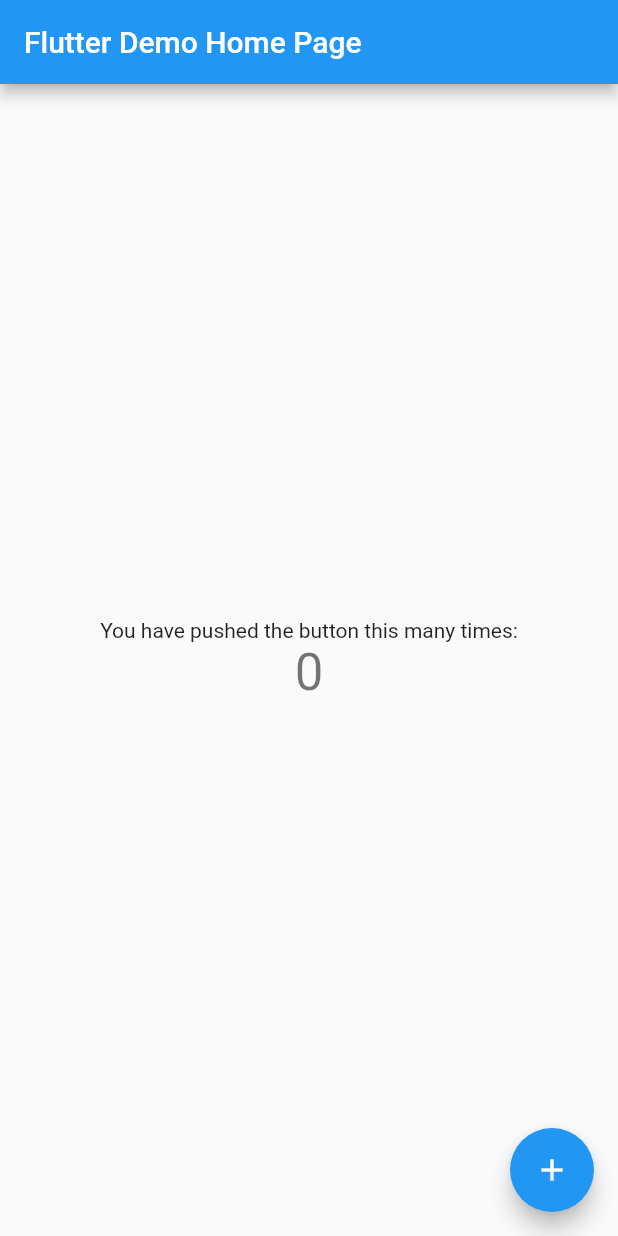
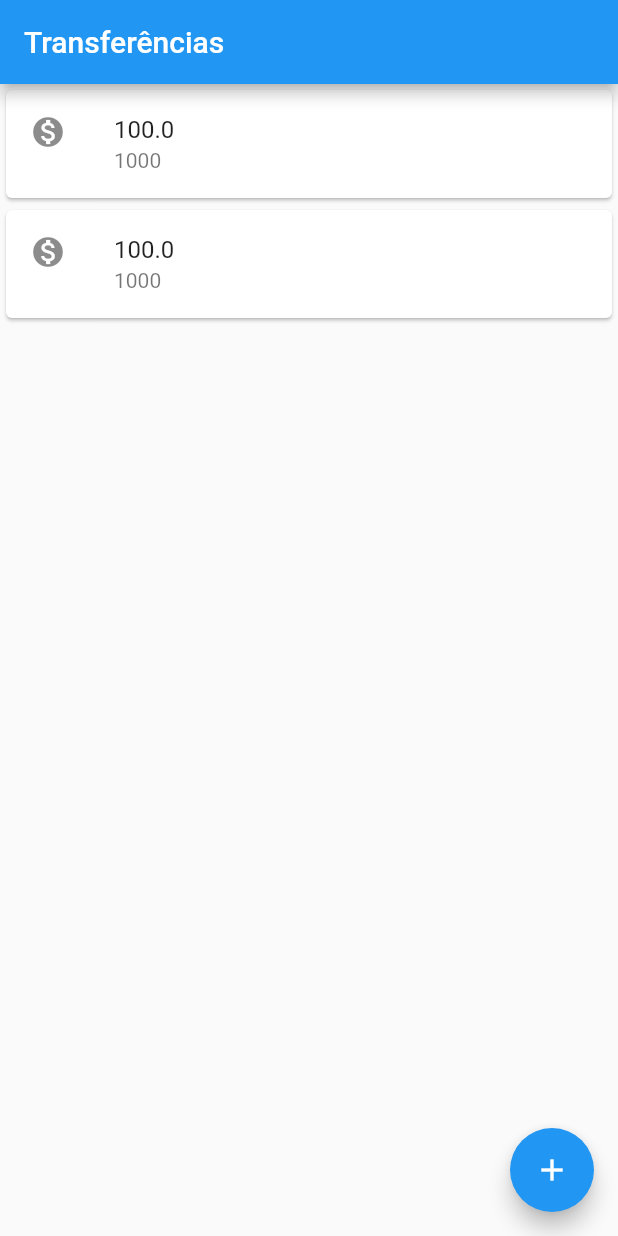
Before and after one commit to takanage/first_app_flutter, a Flutter app: the screen it shows after launch, on a phone screen of 412 x 824 dp. Run offline on Flutter 3.47's test engine with Material 2 defaults, Android fonts, the phone set to English and light mode, and no system bars.

Commit message:
Created List

```diff
--- a/lib/main.dart
+++ b/lib/main.dart
@@ -1,113 +1,30 @@
 import 'package:flutter/material.dart';
 
-void main() {
-  runApp(MyApp());
-}
-
-class MyApp extends StatelessWidget {
-  // This widget is the root of your application.
-  @override
-  Widget build(BuildContext context) {
-    return MaterialApp(
-      title: 'Flutter Demo',
-      theme: ThemeData(
-        // This is the theme of your application.
-        //
-        // Try running your application with "flutter run". You'll see the
-        // application has a blue toolbar. Then, without quitting the app, try
-        // changing the primarySwatch below to Colors.green and then invoke
-        // "hot reload" (press "r" in the console where you ran "flutter run",
-        // or simply save your changes to "hot reload" in a Flutter IDE).
-        // Notice that the counter didn't reset back to zero; the application
-        // is not restarted.
-        primarySwatch: Colors.blue,
-      ),
-      home: MyHomePage(title: 'Flutter Demo Home Page'),
-    );
-  }
-}
-
-class MyHomePage extends StatefulWidget {
-  MyHomePage({Key key, this.title}) : super(key: key);
-
-  // This widget is the home page of your application. It is stateful, meaning
-  // that it has a State object (defined below) that contains fields that affect
-  // how it looks.
-
-  // This class is the configuration for the state. It holds the values (in this
-  // case the title) provided by the parent (in this case the App widget) and
-  // used by the build method of the State. Fields in a Widget subclass are
-  // always marked "final".
-
-  final String title;
-
-  @override
-  _MyHomePageState createState() => _MyHomePageState();
-}
-
-class _MyHomePageState extends State<MyHomePage> {
-  int _counter = 0;
-
-  void _incrementCounter() {
-    setState(() {
-      // This call to setState tells the Flutter framework that something has
-      // changed in this State, which causes it to rerun the build method below
-      // so that the display can reflect the updated values. If we changed
-      // _counter without calling setState(), then the build method would not be
-      // called again, and so nothing would appear to happen.
-      _counter++;
-    });
-  }
-
-  @override
-  Widget build(BuildContext context) {
-    // This method is rerun every time setState is called, for instance as done
-    // by the _incrementCounter method above.
-    //
-    // The Flutter framework has been optimized to make rerunning build methods
-    // fast, so that you can just rebuild anything that needs updating rather
-    // than having to individually change instances of widgets.
-    return Scaffold(
-      appBar: AppBar(
-        // Here we take the value from the MyHomePage object that was created by
-        // the App.build method, and use it to set our appbar title.
-        title: Text(widget.title),
-      ),
-      body: Center(
-        // Center is a layout widget. It takes a single child and positions it
-        // in the middle of the parent.
-        child: Column(
-          // Column is also a layout widget. It takes a list of children and
-          // arranges them vertically. By default, it sizes itself to fit its
-          // children horizontally, and tries to be as tall as its parent.
-          //
-          // Invoke "debug painting" (press "p" in the console, choose the
-          // "Toggle Debug Paint" action from the Flutter Inspector in Android
-          // Studio, or the "Toggle Debug Paint" command in Visual Studio Code)
-          // to see the wireframe for each widget.
-          //
-          // Column has various properties to control how it sizes itself and
-          // how it positions its children. Here we use mainAxisAlignment to
-          // center the children vertically; the main axis here is the vertical
-          // axis because Columns are vertical (the cross axis would be
-          // horizontal).
-          mainAxisAlignment: MainAxisAlignment.center,
-          children: <Widget>[
-            Text(
-              'You have pushed the button this many times:',
+void main() => runApp(MaterialApp(
+      home: Scaffold(
+        body: Column(
+          children: [
+            Card(
+              child: ListTile(
+                leading: Icon(Icons.monetization_on),
+                title: Text('100.0'),
+                subtitle: Text('1000'),
+              ),
             ),
-            Text(
-              '$_counter',
-              style: Theme.of(context).textTheme.headline4,
+            Card(
+              child: ListTile(
+                leading: Icon(Icons.monetization_on),
+                title: Text('100.0'),
+                subtitle: Text('1000'),
+              ),
             ),
           ],
         ),
+        appBar: AppBar(
+          title: Text('Transferências'),
+        ),
+        floatingActionButton: FloatingActionButton(
+          child: Icon(Icons.add),
+        ),
       ),
-      floatingActionButton: FloatingActionButton(
-        onPressed: _incrementCounter,
-        tooltip: 'Increment',
-        child: Icon(Icons.add),
-      ), // This trailing comma makes auto-formatting nicer for build methods.
-    );
-  }
-}
+    ));
```
